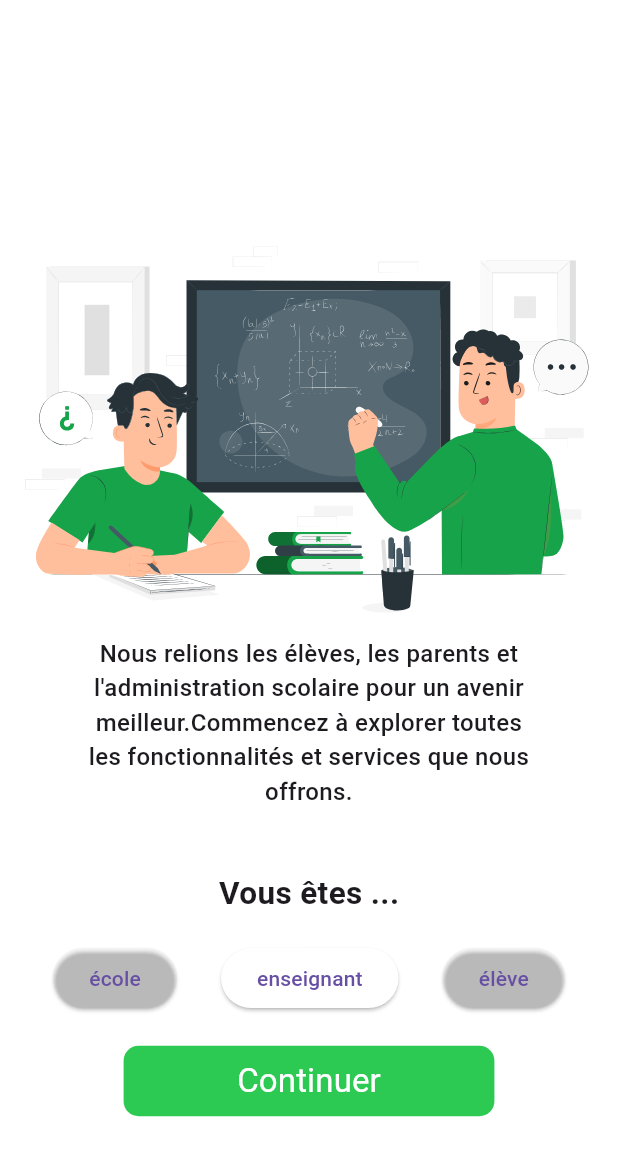
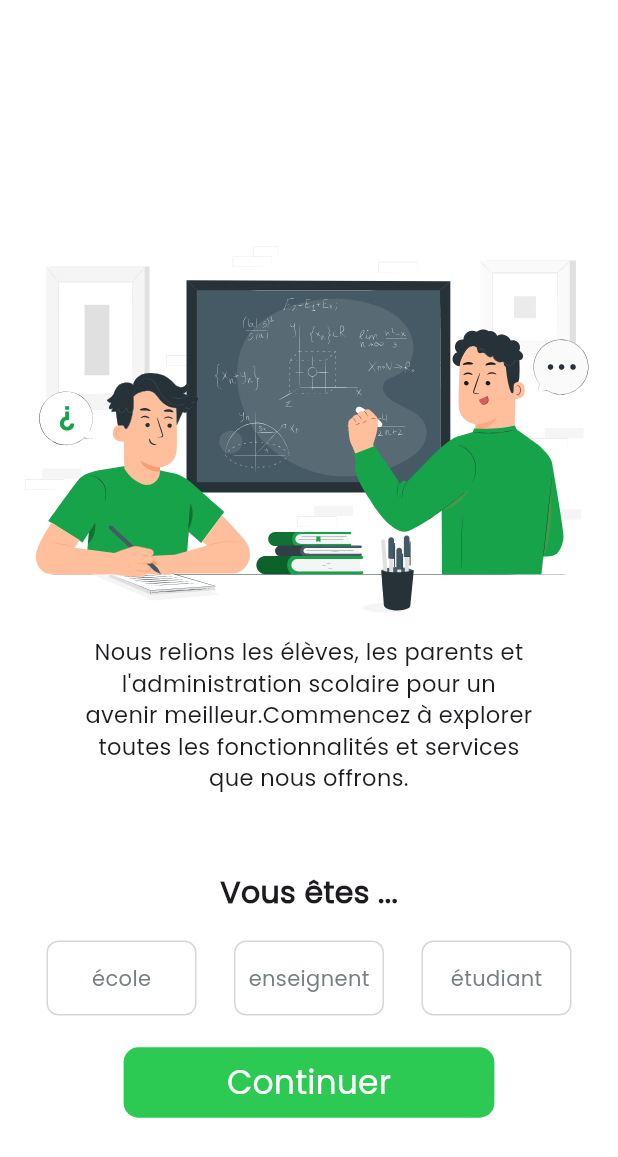
Before and after one commit to hedmi-san/project-kindergarden, a Flutter app: the StartScreen screen opened directly, on a phone screen of 412 x 824 dp. Shown: the top 1157 px of the screen. Run offline on Flutter 3.47's test engine with Material 3 defaults, Android fonts, the phone set to English and light mode, and no system bars; our stand-ins replace flutter_svg, get.

Commit message:
Third commit

```diff
--- a/lib/features/Auth/view/teacher/teacherlogin.dart
+++ b/lib/features/Auth/view/teacher/teacherlogin.dart
@@ -5,6 +5,6 @@ class TeacherLoginScreen extends StatelessWidget {
 
   @override
   Widget build(BuildContext context) {
-    return const Scaffold(body: Text('shcool'));
+    return const Scaffold(body: Text('teacher'));
   }
 }
--- a/lib/features/startScreen/view/start.dart
+++ b/lib/features/startScreen/view/start.dart
@@ -42,7 +42,7 @@ class _StartScreenState extends State<StartScreen> {
                 'Nous relions les élèves, les parents et l\'administration scolaire pour un avenir meilleur.Commencez à explorer toutes les fonctionnalités et services que nous offrons.',
                 style: TextStyle(
                   fontWeight: FontWeight.w500,
-                  fontSize: 16,
+                  fontSize: 15,
                 ),
                 textAlign: TextAlign.center,
               ),
@@ -54,7 +54,7 @@ class _StartScreenState extends State<StartScreen> {
               'Vous êtes ...',
               style: TextStyle(
                 fontWeight: FontWeight.w700,
-                fontSize: 21,
+                fontSize: 20,
               ),
             ),
             SizedBox(
@@ -63,39 +63,30 @@ class _StartScreenState extends State<StartScreen> {
             Row(
               mainAxisAlignment: MainAxisAlignment.spaceEvenly,
               children: [
-                ElevatedButton(
-                  onPressed: () => _selectButton(0),
-                  style: ElevatedButton.styleFrom(
-                    backgroundColor: _selectedButtonIndex == 0
-                        ? Pallete.secondarygreenColor
-                        : Colors.transparent,
-                  ),
-                  child: const Text('école'),
+                CustomButton(
+                  text: 'école',
+                  selection: _selectButton,
+                  index: 0,
+                  isSelected: _selectedButtonIndex == 0,
                 ),
-                ElevatedButton(
-                  onPressed: () => _selectButton(1),
-                  style: ElevatedButton.styleFrom(
-                    backgroundColor: _selectedButtonIndex == 1
-                        ? Pallete.secondarygreenColor
-                        : Colors.white,
-                  ),
-                  child: const Text('enseignant'),
+                CustomButton(
+                  text: 'enseignent',
+                  selection: _selectButton,
+                  index: 1,
+                  isSelected: _selectedButtonIndex == 1,
                 ),
-                ElevatedButton(
-                  onPressed: () => _selectButton(2),
-                  style: ElevatedButton.styleFrom(
-                    backgroundColor: _selectedButtonIndex == 2
-                        ? Pallete.secondarygreenColor
-                        : Colors.transparent,
-                  ),
-                  child: const Text('élève'),
+                CustomButton(
+                  text: 'étudiant',
+                  selection: _selectButton,
+                  index: 2,
+                  isSelected: _selectedButtonIndex == 2,
                 ),
               ],
             ),
             SizedBox(
               height: MediaQuery.sizeOf(context).height * 0.025,
             ),
-            SelectionnerButton(
+            ContinueButton(
               selectedindex: _selectedButtonIndex,
             ),
           ],
@@ -106,19 +97,46 @@ class _StartScreenState extends State<StartScreen> {
 }
 
 class CustomButton extends StatelessWidget {
-  CustomButton({super.key, required this.selcto});
-  VoidCallback selcto;
+  final Function(int) selection;
+  final int index;
+  final bool isSelected;
+  final String text;
+
+  const CustomButton({
+    super.key,
+    required this.text,
+    required this.selection,
+    required this.index,
+    required this.isSelected,
+  });
+
   @override
   Widget build(BuildContext context) {
     return GestureDetector(
-      onTap: selcto,
-      child: Container(),
+      onTap: () => selection(index),
+      child: Container(
+        width: 100,
+        height: 50,
+        decoration: BoxDecoration(
+            color: isSelected ? Pallete.primarygreenColor : Colors.transparent,
+            borderRadius: BorderRadius.circular(8),
+            border: Border.all(color: Pallete.bordergreyColor)),
+        child: Center(
+          child: Text(
+            text,
+            style: const TextStyle(
+              color: Pallete.disablegreyColor,
+              fontWeight: FontWeight.w500,
+            ),
+          ),
+        ),
+      ),
     );
   }
 }
 
-class SelectionnerButton extends StatelessWidget {
-  const SelectionnerButton({
+class ContinueButton extends StatelessWidget {
+  const ContinueButton({
     super.key,
     required this.selectedindex,
   });
@@ -131,10 +149,12 @@ class SelectionnerButton extends StatelessWidget {
       width: MediaQuery.of(context).size.width * 0.6,
       child: ElevatedButton(
         style: ElevatedButton.styleFrom(
-            elevation: 0.0,
-            backgroundColor: Pallete.secondarygreenColor,
-            shape: RoundedRectangleBorder(
-                borderRadius: BorderRadius.circular(10))),
+          elevation: 0.0,
+          backgroundColor: Pallete.secondarygreenColor,
+          shape: RoundedRectangleBorder(
+            borderRadius: BorderRadius.circular(10),
+          ),
+        ),
         onPressed: () {
           if (selectedindex == 0) {
             Get.to(const SchoolLoginScreen());
@@ -142,6 +162,13 @@ class SelectionnerButton extends StatelessWidget {
             Get.to(const TeacherLoginScreen());
           } else if (selectedindex == 2) {
             Get.to(const StudentLoginScreen());
+          } else {
+            ScaffoldMessenger.of(context).showSnackBar(
+              const SnackBar(
+                content: Text('Selectioner un role SVP'),
+                duration: Duration(milliseconds: 1500),
+              ),
+            );
           }
         },
         child: const Padding(
@@ -150,7 +177,6 @@ class SelectionnerButton extends StatelessWidget {
             'Continuer',
             style: TextStyle(
               color: Colors.white,
-              fontFamily: 'poppins',
               fontSize: 22,
               fontWeight: FontWeight.w400,
             ),
```
Also changed, not shown: lib/features/Auth/view/student/studentlogin.dart (+29 -1 lines), lib/main.dart (+8 -3 lines), pubspec.yaml (+4 -6 lines), assets/images/studentloginbackgroundimage.png (added), assets/images/teacherloginbackgroundimage.png (added).
